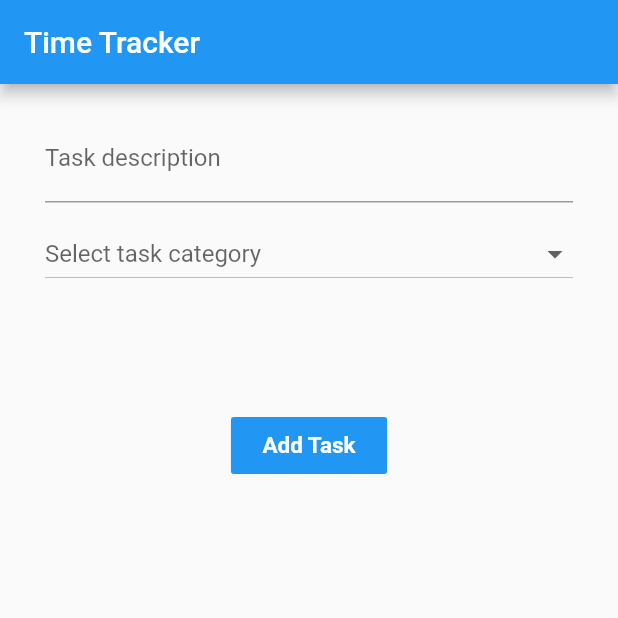
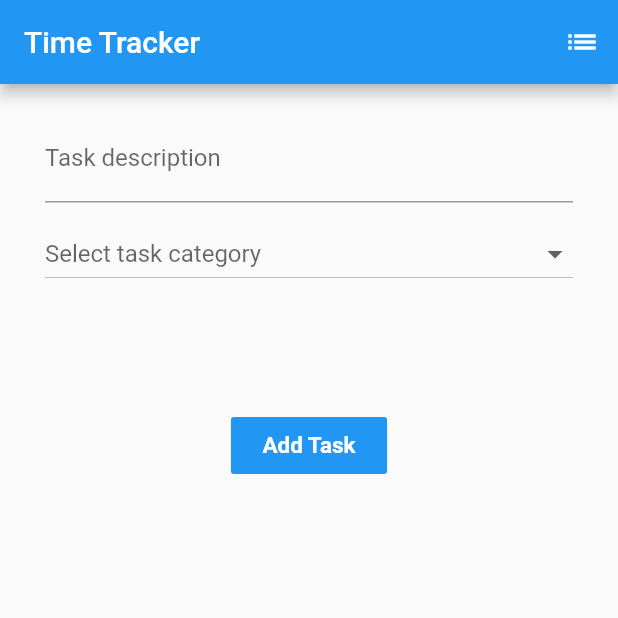
Before and after one commit to ubclaunchpad/time-tracker, a Flutter app: the screen it shows after launch, on a phone screen of 412 x 824 dp, the top half of it. Run offline on Flutter 3.47's test engine with Material 2 defaults, Android fonts, the phone set to English and light mode, and no system bars.

Commit message:
Added widget tests

```diff
--- a/lib/main.dart
+++ b/lib/main.dart
@@ -1,5 +1,4 @@
 import 'package:flutter/material.dart';
-
 import 'src/screens/add_task.dart';
 
 void main() => runApp(MyApp());
--- a/lib/src/screens/add_task.dart
+++ b/lib/src/screens/add_task.dart
@@ -1,9 +1,8 @@
 import 'package:flutter/material.dart';
 
-// TODO: Replace categories to use Task class after Issue #3 is completed
-// TODO: Refactor styles to use global theming after more designer guidance
 import '../resources/task_categories.dart';
 import '../utils/time_util.dart';
+import '../widgets/top_navigation.dart';
 
 class AddTaskScreen extends StatefulWidget {
   @override
@@ -173,9 +172,7 @@ class _AddTaskScreenState extends State<AddTaskScreen> {
   Widget build(BuildContext context) {
     return Scaffold(
       key: Key('add_task_screen'),
-      appBar: AppBar(
-        title: Text('Time Tracker'),
-      ),
+      appBar: TopNavigation(),
       body: SingleChildScrollView(
         child: Container(
           padding: const EdgeInsets.symmetric(
--- /dev/null
+++ b/lib/src/widgets/top_navigation.dart
@@ -0,0 +1,31 @@
+import 'package:flutter/material.dart';
+import '../screens/task_list.dart';
+
+class TopNavigation extends StatefulWidget implements PreferredSizeWidget {
+  TopNavigation({Key key}) : preferredSize = Size.fromHeight(kToolbarHeight), super(key: key);
+
+  @override
+  _TopNavigationState createState() => _TopNavigationState();
+
+  @override
+  final Size preferredSize;
+}
+
+class _TopNavigationState extends State<TopNavigation> {
+  @override
+  Widget build(BuildContext context) {
+    return AppBar(
+        title: Text('Time Tracker'),
+        actions: [
+          IconButton(
+              icon: Icon(Icons.list, key: Key('task_list_icon')),
+              onPressed: () {
+                Navigator.push(
+                  context,
+                  MaterialPageRoute(builder: (context) => TaskListScreen()),
+                );
+              }),
+        ],
+      );
+  }
+}
```
Also changed, not shown: lib/src/screens/task_list.dart (added, +49 -0 lines), 2 other files.
